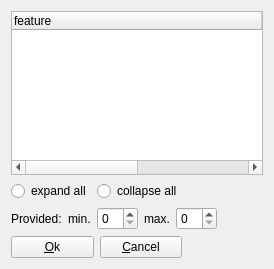
First picture: the form in client/uiforms/feature_select_provided.ui, repository Wolframe/configurator, before the edit.
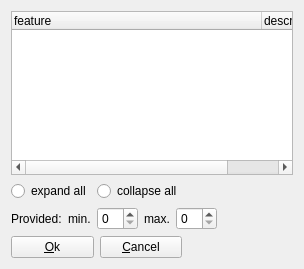
Second picture: the form after the edit. Icons and pictures are not drawn.

```diff
--- a/client/uiforms/feature_select_provided.ui
+++ b/client/uiforms/feature_select_provided.ui
@@ -6,7 +6,7 @@
    <rect>
     <x>0</x>
     <y>0</y>
-    <width>274</width>
+    <width>304</width>
     <height>269</height>
    </rect>
   </property>
```
Left out of the diff: 6 changed lines with no effect on the pictures.
